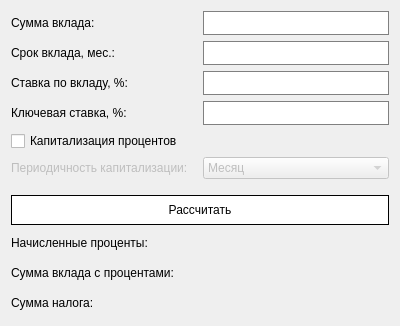
This is gui/deposit.ui in lmsnsk/exchange_3 as Qt 5 draws it before an edit. The edited form follows.
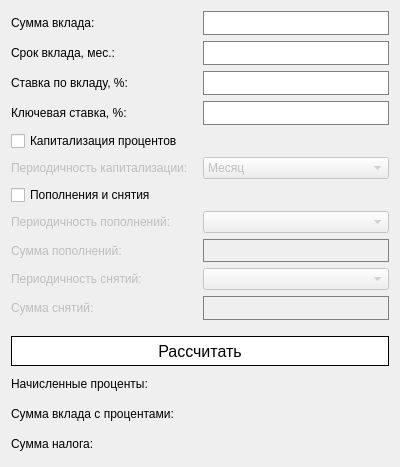
This is the edited form.

The edit to the form file:
```diff
--- a/gui/deposit.ui
+++ b/gui/deposit.ui
@@ -7,7 +7,7 @@
     <x>0</x>
     <y>0</y>
     <width>400</width>
-    <height>326</height>
+    <height>467</height>
    </rect>
   </property>
   <property name="windowTitle">
@@ -41,8 +41,8 @@
 }</string>
   </property>
   <layout class="QGridLayout" name="gridLayout_2">
-   <item row="3" column="1">
-    <widget class="QLineEdit" name="nalogInput">
+   <item row="16" column="1">
+    <widget class="QLineEdit" name="nalogResult">
      <property name="sizePolicy">
       <sizepolicy hsizetype="Preferred" vsizetype="Fixed">
        <horstretch>0</horstretch>
@@ -61,25 +61,57 @@
        <height>25</height>
       </size>
      </property>
+     <property name="font">
+      <font>
+       <family>Arial</family>
+       <pointsize>11</pointsize>
+       <weight>75</weight>
+       <bold>true</bold>
+      </font>
+     </property>
+     <property name="focusPolicy">
+      <enum>Qt::NoFocus</enum>
+     </property>
+     <property name="styleSheet">
+      <string notr="true">QLineEdit {
+	border:none;
+	background-color: transparent;
+}</string>
+     </property>
      <property name="alignment">
       <set>Qt::AlignRight|Qt::AlignTrailing|Qt::AlignVCenter</set>
      </property>
     </widget>
    </item>
-   <item row="8" column="0">
-    <widget class="QLabel" name="label_5">
+   <item row="6" column="0">
+    <widget class="QCheckBox" name="plus_minus_checkBox">
      <property name="text">
-      <string>Начисленные проценты:</string>
+      <string>Пополнения и снятия</string>
      </property>
     </widget>
    </item>
-   <item row="5" column="0">
-    <widget class="QLabel" name="label_3">
-     <property name="enabled">
-      <bool>false</bool>
+   <item row="0" column="1">
+    <widget class="QLineEdit" name="valueInput">
+     <property name="sizePolicy">
+      <sizepolicy hsizetype="Preferred" vsizetype="Fixed">
+       <horstretch>0</horstretch>
+       <verstretch>0</verstretch>
+      </sizepolicy>
      </property>
-     <property name="text">
-      <string>Периодичность капитализации:</string>
+     <property name="minimumSize">
+      <size>
+       <width>0</width>
+       <height>20</height>
+      </size>
+     </property>
+     <property name="maximumSize">
+      <size>
+       <width>16777215</width>
+       <height>25</height>
+      </size>
+     </property>
+     <property name="alignment">
+      <set>Qt::AlignRight|Qt::AlignTrailing|Qt::AlignVCenter</set>
      </property>
     </widget>
    </item>
@@ -108,137 +140,7 @@
      </property>
     </widget>
    </item>
-   <item row="8" column="1">
-    <widget class="QLineEdit" name="percentResult">
-     <property name="sizePolicy">
-      <sizepolicy hsizetype="Preferred" vsizetype="Fixed">
-       <horstretch>0</horstretch>
-       <verstretch>0</verstretch>
-      </sizepolicy>
-     </property>
-     <property name="minimumSize">
-      <size>
-       <width>0</width>
-       <height>20</height>
-      </size>
-     </property>
-     <property name="maximumSize">
-      <size>
-       <width>16777215</width>
-       <height>25</height>
-      </size>
-     </property>
-     <property name="font">
-      <font>
-       <family>Arial</family>
-       <pointsize>11</pointsize>
-       <weight>75</weight>
-       <bold>true</bold>
-      </font>
-     </property>
-     <property name="focusPolicy">
-      <enum>Qt::NoFocus</enum>
-     </property>
-     <property name="styleSheet">
-      <string notr="true">QLineEdit {
-	border:none;
-	background-color: transparent;
-}</string>
-     </property>
-     <property name="alignment">
-      <set>Qt::AlignRight|Qt::AlignTrailing|Qt::AlignVCenter</set>
-     </property>
-    </widget>
-   </item>
-   <item row="10" column="1">
-    <widget class="QLineEdit" name="mainResult">
-     <property name="sizePolicy">
-      <sizepolicy hsizetype="Preferred" vsizetype="Fixed">
-       <horstretch>0</horstretch>
-       <verstretch>0</verstretch>
-      </sizepolicy>
-     </property>
-     <property name="minimumSize">
-      <size>
-       <width>0</width>
-       <height>20</height>
-      </size>
-     </property>
-     <property name="maximumSize">
-      <size>
-       <width>16777215</width>
-       <height>25</height>
-      </size>
-     </property>
-     <property name="font">
-      <font>
-       <family>Arial</family>
-       <pointsize>11</pointsize>
-       <weight>75</weight>
-       <bold>true</bold>
-      </font>
-     </property>
-     <property name="focusPolicy">
-      <enum>Qt::NoFocus</enum>
-     </property>
-     <property name="styleSheet">
-      <string notr="true">QLineEdit {
-	border:none;
-	background-color: transparent;
-}</string>
-     </property>
-     <property name="alignment">
-      <set>Qt::AlignRight|Qt::AlignTrailing|Qt::AlignVCenter</set>
-     </property>
-    </widget>
-   </item>
-   <item row="4" column="0" colspan="2">
-    <widget class="QCheckBox" name="capitalizationCheckBox">
-     <property name="text">
-      <string>Капитализация процентов</string>
-     </property>
-    </widget>
-   </item>
-   <item row="0" column="0">
-    <widget class="QLabel" name="label">
-     <property name="text">
-      <string>Сумма вклада:</string>
-     </property>
-    </widget>
-   </item>
-   <item row="10" column="0">
-    <widget class="QLabel" name="label_6">
-     <property name="text">
-      <string>Сумма вклада с процентами:</string>
-     </property>
-    </widget>
-   </item>
-   <item row="1" column="1">
-    <widget class="QLineEdit" name="termInput">
-     <property name="sizePolicy">
-      <sizepolicy hsizetype="Preferred" vsizetype="Fixed">
-       <horstretch>0</horstretch>
-       <verstretch>0</verstretch>
-      </sizepolicy>
-     </property>
-     <property name="minimumSize">
-      <size>
-       <width>0</width>
-       <height>20</height>
-      </size>
-     </property>
-     <property name="maximumSize">
-      <size>
-       <width>16777215</width>
-       <height>25</height>
-      </size>
-     </property>
-     <property name="alignment">
-      <set>Qt::AlignRight|Qt::AlignTrailing|Qt::AlignVCenter</set>
-     </property>
-    </widget>
-   </item>
-   <item row="7" column="0" colspan="2">
+   <item row="12" column="0" colspan="2">
     <widget class="QPushButton" name="calculate">
      <property name="minimumSize">
       <size>
@@ -252,9 +154,22 @@
        <height>30</height>
       </size>
      </property>
+     <property name="font">
+      <font>
+       <pointsize>12</pointsize>
+      </font>
+     </property>
      <property name="styleSheet">
       <string notr="true">QPushButton{
 	border:1px solid black;
+}
+
+QPushButton::hover {
+	background-color: rgb(189, 218, 255);
+}
+
+QPushButton::pressed {
+	background-color:rgb(219, 229, 243);
 }</string>
      </property>
      <property name="text">
@@ -262,6 +177,83 @@
      </property>
     </widget>
    </item>
+   <item row="1" column="1">
+    <widget class="QLineEdit" name="termInput">
+     <property name="sizePolicy">
+      <sizepolicy hsizetype="Preferred" vsizetype="Fixed">
+       <horstretch>0</horstretch>
+       <verstretch>0</verstretch>
+      </sizepolicy>
+     </property>
+     <property name="minimumSize">
+      <size>
+       <width>0</width>
+       <height>20</height>
+      </size>
+     </property>
+     <property name="maximumSize">
+      <size>
+       <width>16777215</width>
+       <height>25</height>
+      </size>
+     </property>
+     <property name="alignment">
+      <set>Qt::AlignRight|Qt::AlignTrailing|Qt::AlignVCenter</set>
+     </property>
+    </widget>
+   </item>
+   <item row="13" column="1">
+    <widget class="QLineEdit" name="percentResult">
+     <property name="sizePolicy">
+      <sizepolicy hsizetype="Preferred" vsizetype="Fixed">
+       <horstretch>0</horstretch>
+       <verstretch>0</verstretch>
+      </sizepolicy>
+     </property>
+     <property name="minimumSize">
+      <size>
+       <width>0</width>
+       <height>20</height>
+      </size>
+     </property>
+     <property name="maximumSize">
+      <size>
+       <width>16777215</width>
+       <height>25</height>
+      </size>
+     </property>
+     <property name="font">
+      <font>
+       <family>Arial</family>
+       <pointsize>11</pointsize>
+       <weight>75</weight>
+       <bold>true</bold>
+      </font>
+     </property>
+     <property name="focusPolicy">
+      <enum>Qt::NoFocus</enum>
+     </property>
+     <property name="styleSheet">
+      <string notr="true">QLineEdit {
+	border:none;
+	background-color: transparent;
+}</string>
+     </property>
+     <property name="alignment">
+      <set>Qt::AlignRight|Qt::AlignTrailing|Qt::AlignVCenter</set>
+     </property>
+    </widget>
+   </item>
+   <item row="7" column="0">
+    <widget class="QLabel" name="label_10">
+     <property name="enabled">
+      <bool>false</bool>
+     </property>
+     <property name="text">
+      <string>Периодичность пополнений:</string>
+     </property>
+    </widget>
+   </item>
    <item row="1" column="0">
     <widget class="QLabel" name="label_4">
      <property name="text">
@@ -269,8 +261,15 @@
      </property>
     </widget>
    </item>
-   <item row="0" column="1">
-    <widget class="QLineEdit" name="valueInput">
+   <item row="15" column="0">
+    <widget class="QLabel" name="label_6">
+     <property name="text">
+      <string>Сумма вклада с процентами:</string>
+     </property>
+    </widget>
+   </item>
+   <item row="15" column="1">
+    <widget class="QLineEdit" name="mainResult">
      <property name="sizePolicy">
       <sizepolicy hsizetype="Preferred" vsizetype="Fixed">
        <horstretch>0</horstretch>
@@ -289,15 +288,35 @@
        <height>25</height>
       </size>
      </property>
+     <property name="font">
+      <font>
+       <family>Arial</family>
+       <pointsize>11</pointsize>
+       <weight>75</weight>
+       <bold>true</bold>
+      </font>
+     </property>
+     <property name="focusPolicy">
+      <enum>Qt::NoFocus</enum>
+     </property>
+     <property name="styleSheet">
+      <string notr="true">QLineEdit {
+	border:none;
+	background-color: transparent;
+}</string>
+     </property>
      <property name="alignment">
       <set>Qt::AlignRight|Qt::AlignTrailing|Qt::AlignVCenter</set>
      </property>
     </widget>
    </item>
-   <item row="3" column="0">
-    <widget class="QLabel" name="label_8">
+   <item row="9" column="0">
+    <widget class="QLabel" name="label_13">
+     <property name="enabled">
+      <bool>false</bool>
+     </property>
      <property name="text">
-      <string>Ключевая ставка, %:</string>
+      <string>Периодичность снятий:</string>
      </property>
     </widget>
    </item>
@@ -308,7 +327,49 @@
      </property>
     </widget>
    </item>
-   <item row="6" column="0" colspan="2">
+   <item row="5" column="0">
+    <widget class="QLabel" name="label_3">
+     <property name="enabled">
+      <bool>false</bool>
+     </property>
+     <property name="text">
+      <string>Периодичность капитализации:</string>
+     </property>
+    </widget>
+   </item>
+   <item row="9" column="1">
+    <widget class="QComboBox" name="minusBox">
+     <property name="enabled">
+      <bool>false</bool>
+     </property>
+     <item>
+      <property name="text">
+       <string/>
+      </property>
+     </item>
+     <item>
+      <property name="text">
+       <string>Раз в месяц</string>
+      </property>
+     </item>
+     <item>
+      <property name="text">
+       <string>Раз в квартал</string>
+      </property>
+     </item>
+     <item>
+      <property name="text">
+       <string>Раз в полгода</string>
+      </property>
+     </item>
+     <item>
+      <property name="text">
+       <string>Раз в год</string>
+      </property>
+     </item>
+    </widget>
+   </item>
+   <item row="11" column="0" colspan="2">
     <spacer name="verticalSpacer">
      <property name="orientation">
       <enum>Qt::Vertical</enum>
@@ -324,6 +385,108 @@
      </property>
     </spacer>
    </item>
+   <item row="7" column="1">
+    <widget class="QComboBox" name="plusBox">
+     <property name="enabled">
+      <bool>false</bool>
+     </property>
+     <item>
+      <property name="text">
+       <string/>
+      </property>
+     </item>
+     <item>
+      <property name="text">
+       <string>Раз в месяц</string>
+      </property>
+     </item>
+     <item>
+      <property name="text">
+       <string>Раз в квартал</string>
+      </property>
+     </item>
+     <item>
+      <property name="text">
+       <string>Раз в полгода</string>
+      </property>
+     </item>
+     <item>
+      <property name="text">
+       <string>Раз в год</string>
+      </property>
+     </item>
+    </widget>
+   </item>
+   <item row="16" column="0">
+    <widget class="QLabel" name="label_7">
+     <property name="text">
+      <string>Сумма налога:</string>
+     </property>
+    </widget>
+   </item>
+   <item row="10" column="1">
+    <widget class="QLineEdit" name="minusInput">
+     <property name="enabled">
+      <bool>false</bool>
+     </property>
+     <property name="sizePolicy">
+      <sizepolicy hsizetype="Preferred" vsizetype="Fixed">
+       <horstretch>0</horstretch>
+       <verstretch>0</verstretch>
+      </sizepolicy>
+     </property>
+     <property name="minimumSize">
+      <size>
+       <width>0</width>
+       <height>20</height>
+      </size>
+     </property>
+     <property name="maximumSize">
+      <size>
+       <width>16777215</width>
+       <height>25</height>
+      </size>
+     </property>
+     <property name="alignment">
+      <set>Qt::AlignRight|Qt::AlignTrailing|Qt::AlignVCenter</set>
+     </property>
+    </widget>
+   </item>
+   <item row="3" column="0">
+    <widget class="QLabel" name="label_8">
+     <property name="text">
+      <string>Ключевая ставка, %:</string>
+     </property>
+    </widget>
+   </item>
+   <item row="8" column="1">
+    <widget class="QLineEdit" name="plusInput">
+     <property name="enabled">
+      <bool>false</bool>
+     </property>
+     <property name="sizePolicy">
+      <sizepolicy hsizetype="Preferred" vsizetype="Fixed">
+       <horstretch>0</horstretch>
+       <verstretch>0</verstretch>
+      </sizepolicy>
+     </property>
+     <property name="minimumSize">
+      <size>
+       <width>0</width>
+       <height>20</height>
+      </size>
+     </property>
+     <property name="maximumSize">
+      <size>
+       <width>16777215</width>
+       <height>25</height>
+      </size>
+     </property>
+     <property name="alignment">
+      <set>Qt::AlignRight|Qt::AlignTrailing|Qt::AlignVCenter</set>
+     </property>
+    </widget>
+   </item>
    <item row="5" column="1">
     <widget class="QComboBox" name="comboBox">
      <property name="enabled">
@@ -351,15 +514,15 @@
      </item>
     </widget>
    </item>
-   <item row="11" column="0">
-    <widget class="QLabel" name="label_7">
+   <item row="4" column="0" colspan="2">
+    <widget class="QCheckBox" name="capitalizationCheckBox">
      <property name="text">
-      <string>Сумма налога:</string>
+      <string>Капитализация процентов</string>
      </property>
     </widget>
    </item>
-   <item row="11" column="1">
-    <widget class="QLineEdit" name="nalogResult">
+   <item row="3" column="1">
+    <widget class="QLineEdit" name="nalogInput">
      <property name="sizePolicy">
       <sizepolicy hsizetype="Preferred" vsizetype="Fixed">
        <horstretch>0</horstretch>
@@ -378,28 +541,45 @@
        <height>25</height>
       </size>
      </property>
-     <property name="font">
-      <font>
-       <family>Arial</family>
-       <pointsize>11</pointsize>
-       <weight>75</weight>
-       <bold>true</bold>
-      </font>
-     </property>
-     <property name="focusPolicy">
-      <enum>Qt::NoFocus</enum>
-     </property>
-     <property name="styleSheet">
-      <string notr="true">QLineEdit {
-	border:none;
-	background-color: transparent;
-}</string>
-     </property>
      <property name="alignment">
       <set>Qt::AlignRight|Qt::AlignTrailing|Qt::AlignVCenter</set>
      </property>
     </widget>
    </item>
+   <item row="8" column="0">
+    <widget class="QLabel" name="label_11">
+     <property name="enabled">
+      <bool>false</bool>
+     </property>
+     <property name="text">
+      <string>Сумма пополнений:</string>
+     </property>
+    </widget>
+   </item>
+   <item row="13" column="0">
+    <widget class="QLabel" name="label_5">
+     <property name="text">
+      <string>Начисленные проценты:</string>
+     </property>
+    </widget>
+   </item>
+   <item row="0" column="0">
+    <widget class="QLabel" name="label">
+     <property name="text">
+      <string>Сумма вклада:</string>
+     </property>
+    </widget>
+   </item>
+   <item row="10" column="0">
+    <widget class="QLabel" name="label_12">
+     <property name="enabled">
+      <bool>false</bool>
+     </property>
+     <property name="text">
+      <string>Сумма снятий:</string>
+     </property>
+    </widget>
+   </item>
   </layout>
  </widget>
  <tabstops>
```
Left out of the diff: 5 changed lines with no effect on the pictures.
